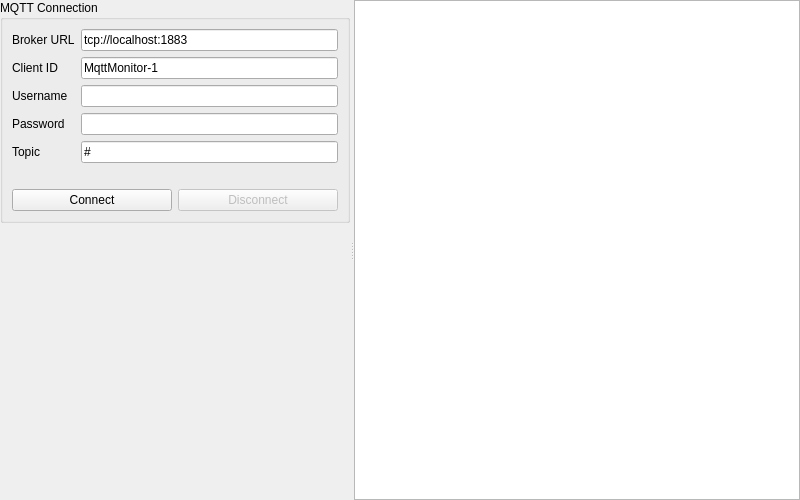
Above: src/ui/ConfigPanel.ui from johnjiamzhong-project/MqttMonitor before the change. Below: the same form after it.
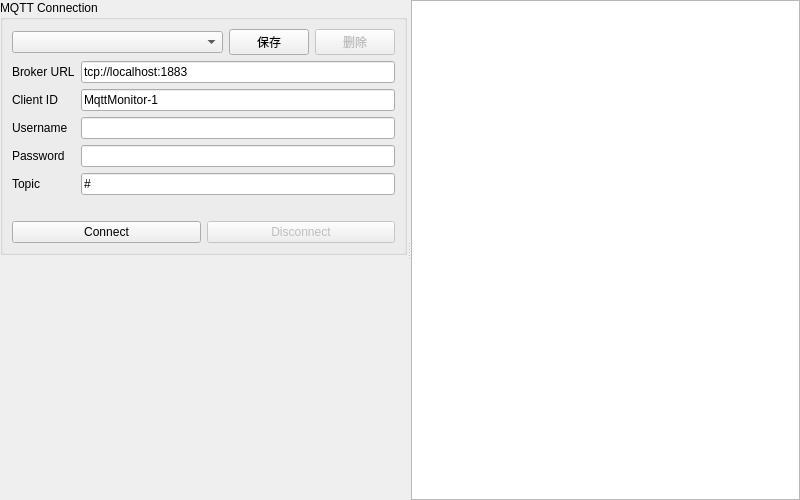
That is the form after the change.

Patch:
```diff
--- a/src/ui/ConfigPanel.ui
+++ b/src/ui/ConfigPanel.ui
@@ -32,6 +32,34 @@
           <string>MQTT Connection</string>
          </property>
          <layout class="QVBoxLayout" name="groupLayout">
+          <item>
+           <layout class="QHBoxLayout" name="profileLayout">
+            <item>
+             <widget class="QComboBox" name="profileCombo">
+              <property name="toolTip"><string>选择已保存的配置</string></property>
+              <property name="sizePolicy">
+               <sizepolicy hsizetype="Expanding" vsizetype="Fixed">
+                <horstretch>1</horstretch>
+                <verstretch>0</verstretch>
+               </sizepolicy>
+              </property>
+             </widget>
+            </item>
+            <item>
+             <widget class="QPushButton" name="saveProfileBtn">
+              <property name="text"><string>保存</string></property>
+              <property name="toolTip"><string>保存当前配置</string></property>
+             </widget>
+            </item>
+            <item>
+             <widget class="QPushButton" name="deleteProfileBtn">
+              <property name="text"><string>删除</string></property>
+              <property name="toolTip"><string>删除选中的配置</string></property>
+              <property name="enabled"><bool>false</bool></property>
+             </widget>
+            </item>
+           </layout>
+          </item>
           <item>
            <layout class="QFormLayout" name="formLayout">
             <item row="0" column="0">
```
